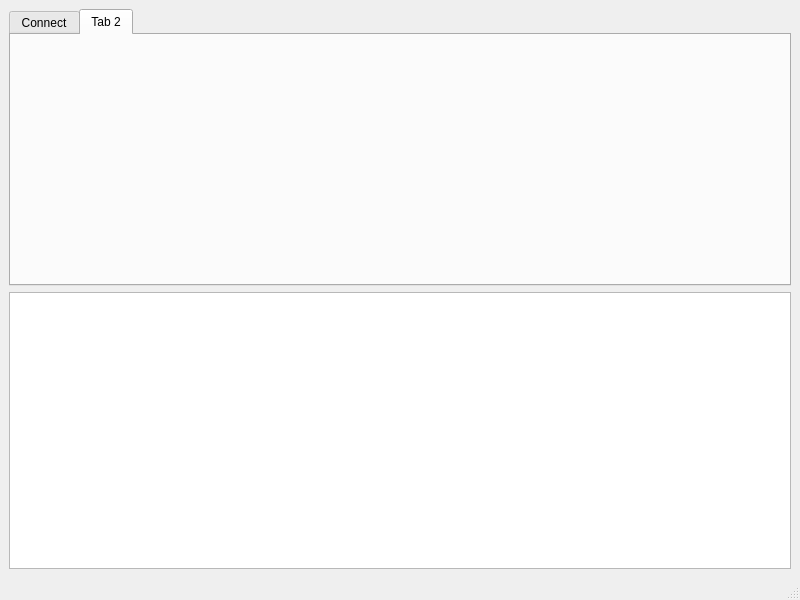
The window that mainwindow.ui (wh201906/garage) describes before a commit, drawn with Qt 5.
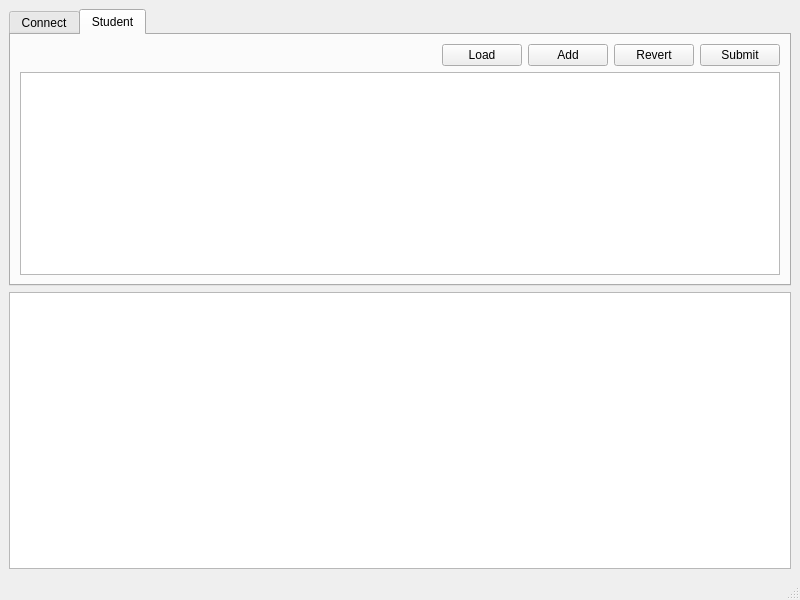
The same window after the commit. The open tabs and pages were chosen to show the change.

What changed in the file:
```diff
--- a/mainwindow.ui
+++ b/mainwindow.ui
@@ -170,8 +170,58 @@
       </widget>
       <widget class="QWidget" name="tab_2">
        <attribute name="title">
-        <string>Tab 2</string>
+        <string>Student</string>
        </attribute>
+       <layout class="QVBoxLayout" name="verticalLayout_3">
+        <item>
+         <layout class="QHBoxLayout" name="horizontalLayout_3">
+          <item>
+           <spacer name="horizontalSpacer_3">
+            <property name="orientation">
+             <enum>Qt::Horizontal</enum>
+            </property>
+            <property name="sizeHint" stdset="0">
+             <size>
+              <width>40</width>
+              <height>20</height>
+             </size>
+            </property>
+           </spacer>
+          </item>
+          <item>
+           <widget class="QPushButton" name="student_loadButton">
+            <property name="text">
+             <string>Load</string>
+            </property>
+           </widget>
+          </item>
+          <item>
+           <widget class="QPushButton" name="student_addButton">
+            <property name="text">
+             <string>Add</string>
+            </property>
+           </widget>
+          </item>
+          <item>
+           <widget class="QPushButton" name="student_revertButton">
+            <property name="text">
+             <string>Revert</string>
+            </property>
+           </widget>
+          </item>
+          <item>
+           <widget class="QPushButton" name="student_submitButton">
+            <property name="text">
+             <string>Submit</string>
+            </property>
+           </widget>
+          </item>
+         </layout>
+        </item>
+        <item>
+         <widget class="QTableView" name="student_tableView"/>
+        </item>
+       </layout>
       </widget>
      </widget>
     </item>
```
Left out of the diff: 6 changed lines with no effect on the pictures.
